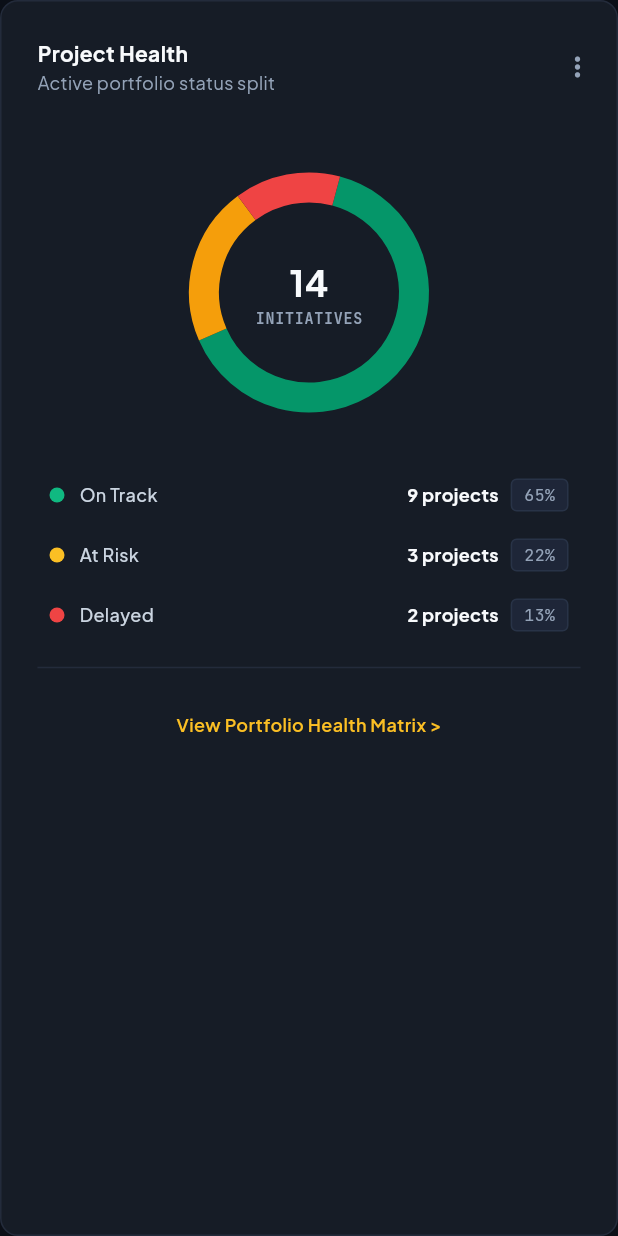
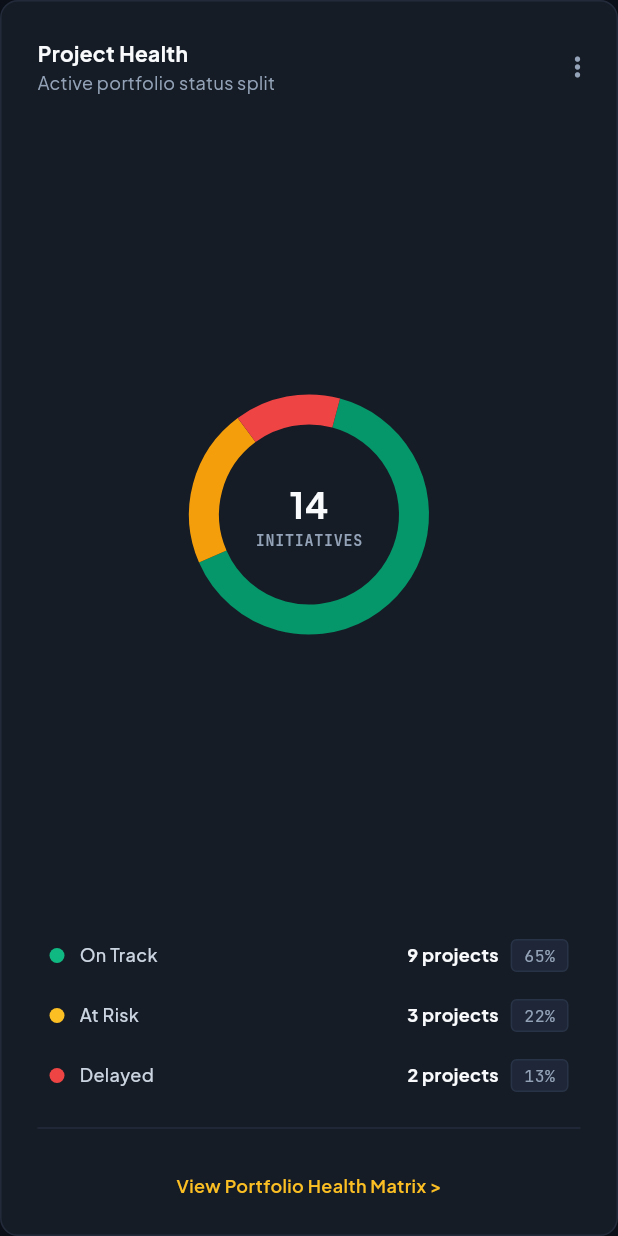
Before and after one commit to BasmalaAhmed/PulseTrack_Dashboard, a Flutter app: the ProjectHealthSection widget shown alone on an empty page, opened directly, on a phone screen of 412 x 824 dp. Run offline on Flutter 3.47's test engine with Material 3 defaults, Android fonts, the phone set to English and light mode, and no system bars; drawn by our look-alikes of fl_chart; our stand-ins replace dotted_border, flutter_svg, font_awesome_flutter.

Commit message:
style: improve project health section responsiveness

```diff
--- a/lib/widgets/project_health_header.dart
+++ b/lib/widgets/project_health_header.dart
@@ -12,16 +12,17 @@ class ProjectHealthHeader extends StatelessWidget {
   Widget build(BuildContext context) {
     return Row(
       children: [
-        Column(
+        Expanded(
+          child: Column(
             crossAxisAlignment: CrossAxisAlignment.start,
             children: [
               Text(
                 'Project Health',
                 style: AppStyles.bold14Style.copyWith(
-                color: Color(0XFFF8FAFC),
+                  color: const Color(0XFFF8FAFC),
                 ),
               ),
-            SizedBox(height: 2),
+              const SizedBox(height: 2),
               Text(
                 'Active portfolio status split',
                 style: AppStyles.regular12Style.copyWith(
@@ -30,7 +31,8 @@ class ProjectHealthHeader extends StatelessWidget {
               ),
             ],
           ),
-        Spacer(),
+        ),
+        const SizedBox(width: 12,),
         FaIcon(
         FontAwesomeIcons.ellipsisVertical,
         color: AppColors.kGrey94Color,
--- a/lib/widgets/project_health_section.dart
+++ b/lib/widgets/project_health_section.dart
@@ -11,46 +11,52 @@ class ProjectHealthSection extends StatelessWidget {
   Widget build(BuildContext context) {
     return Container(
       decoration: BoxDecoration(
-        color: Color(0XFF161C26),
-        border: Border.all(color: Color(0XFF232B3B)),
+        color: const Color(0XFF161C26),
+        border: Border.all(color: const Color(0XFF232B3B)),
         borderRadius: BorderRadius.circular(12),
       ),
       child: Padding(
         padding: const EdgeInsets.all(24),
         child: Column(
+          mainAxisAlignment: MainAxisAlignment.spaceBetween,
           children: [
-            ProjectHealthHeader(),
-            SizedBox(height: 36),
-            ProjectHealthChart(),
-            SizedBox(height: 25),
-            PieChartIndicatorItem(
+            const ProjectHealthHeader(),
+            Padding(
+              padding: const EdgeInsets.symmetric(vertical: 24),
+              child: ProjectHealthChart(),
+            ),
+            Column(
+              children: [
+                const PieChartIndicatorItem(
                   title: 'On Track',
                   dotColor: Color(0XFF10B981),
                   projectsNum: 9,
                   percent: 65,
                 ),
-            SizedBox(height: 10),
-            PieChartIndicatorItem(
+                const SizedBox(height: 10),
+                const PieChartIndicatorItem(
                   title: 'At Risk',
                   dotColor: Color(0XFFFBBF24),
                   projectsNum: 3,
                   percent: 22,
                 ),
-            SizedBox(height: 10),
-            PieChartIndicatorItem(
+                const SizedBox(height: 10),
+                const PieChartIndicatorItem(
                   title: 'Delayed',
                   dotColor: Color(0XFFEF4444),
                   projectsNum: 2,
                   percent: 13,
                 ),
-            SizedBox(height: 12),
-            Divider(color: Color(0XFF232B3B)),
-            SizedBox(height: 22),
+                const SizedBox(height: 12),
+                const Divider(color: Color(0XFF232B3B)),
+                const SizedBox(height: 22),
                 Text(
                   'View Portfolio Health Matrix >',
                   style: AppStyles.semibold12Style.copyWith(
-                color: Color(0XFFFBBF24),
+                    color: const Color(0XFFFBBF24),
                   ),
+                ),
+              ],
             ),
           ],
         ),
```
Lines whose indentation alone changed are shown as unchanged.
